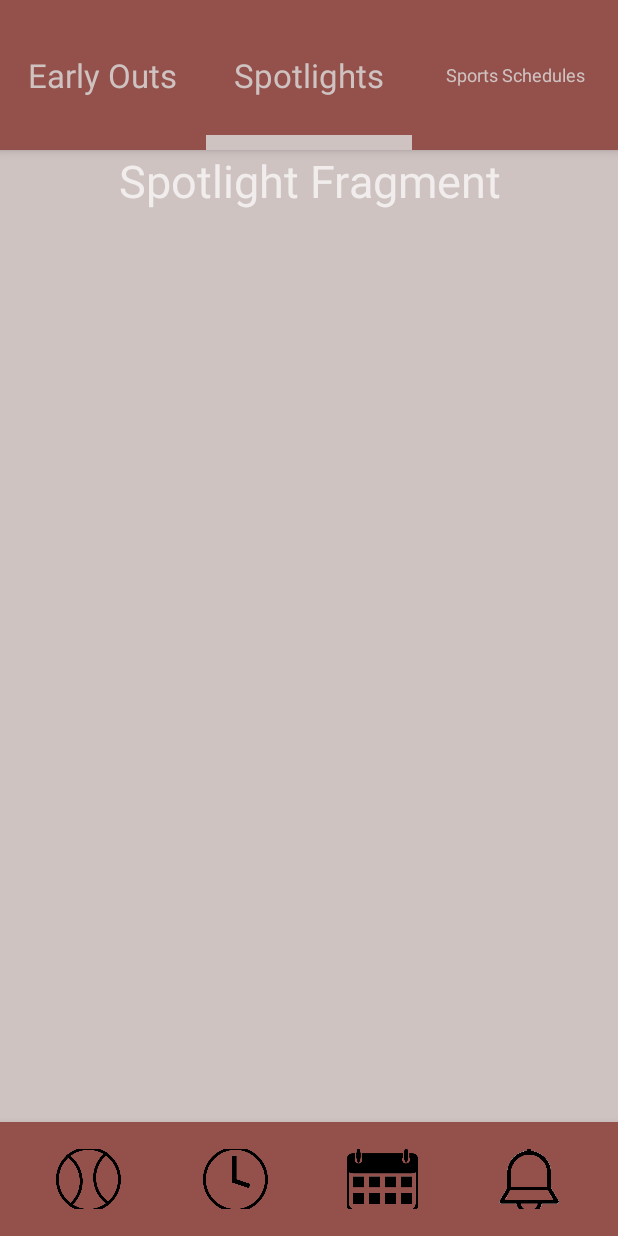
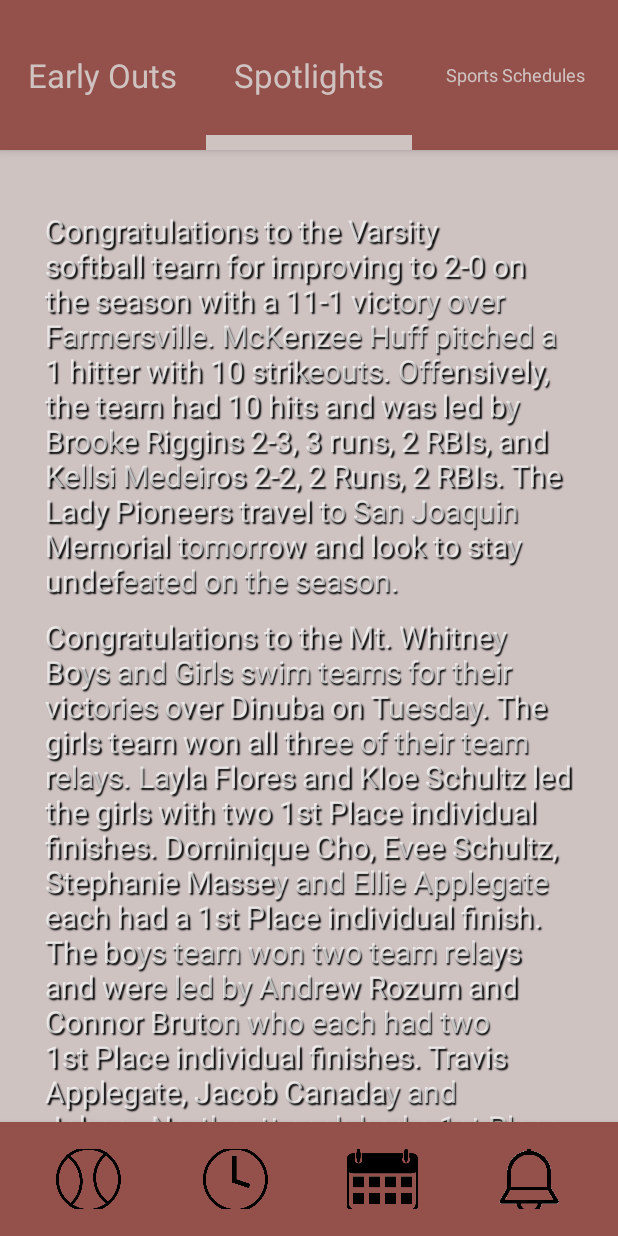
Before and after one commit to Peyton600/INFORMED, an Android app: the screen it shows after launch (MainActivity), tab 2 chosen, on a phone screen of 412 x 824 dp. Run offline under Robolectric (Android 15) with nearby library versions, the phone set to English and light mode, and no system bars; our stand-ins replace navigation-ui.

Commit message:
Pictures added

```diff
--- a/app/src/main/res/layout/fragment_early.xml
+++ b/app/src/main/res/layout/fragment_early.xml
@@ -7,15 +7,6 @@
     tools:context=".ui.EarlyFragment">
 
     <!-- TODO: Update blank fragment layout -->
-    <TextView
-        android:id="@+id/Early"
-        android:layout_width="match_parent"
-        android:layout_height="wrap_content"
-        android:layout_alignParentTop="true"
-        android:layout_centerInParent="true"
-        android:text="Early Fragment"
-        android:textAlignment="center"
-        android:textSize="30sp" />
 
     <ImageView
         android:id="@+id/imageView"
--- a/app/src/main/res/layout/fragment_s_schedule.xml
+++ b/app/src/main/res/layout/fragment_s_schedule.xml
@@ -3,15 +3,4 @@
     xmlns:tools="http://schemas.android.com/tools"
     android:layout_width="match_parent"
     android:layout_height="match_parent"
-    tools:context=".ui.SScheduleFragment">
-
-    <!-- TODO: Update blank fragment layout -->
-    <TextView
-        android:layout_width="match_parent"
-        android:layout_height="match_parent"
-        android:text="Sports Schedule Fragment"
-        android:textAlignment="center"
-        android:textSize="30sp"
-        android:layout_centerInParent="true"/>
-
-</RelativeLayout>
+    tools:context=".ui.SScheduleFragment"/>
--- a/app/src/main/res/layout/fragment_spot_light.xml
+++ b/app/src/main/res/layout/fragment_spot_light.xml
@@ -1,17 +1,62 @@
 <?xml version="1.0" encoding="utf-8"?>
 <RelativeLayout xmlns:android="http://schemas.android.com/apk/res/android"
+    xmlns:app="http://schemas.android.com/apk/res-auto"
     xmlns:tools="http://schemas.android.com/tools"
     android:layout_width="match_parent"
     android:layout_height="match_parent"
     tools:context=".ui.SpotLightFragment">
 
     <!-- TODO: Update blank fragment layout -->
-    <TextView
+
+    <ScrollView
         android:layout_width="match_parent"
         android:layout_height="match_parent"
-        android:text="Spotlight Fragment"
-        android:textAlignment="center"
-        android:textSize="30sp"
-        android:layout_centerInParent="true"/>
+
+        android:paddingLeft="30dp"
+        android:paddingRight="30dp">
+
+        <LinearLayout
+            android:layout_width="match_parent"
+            android:layout_height="wrap_content"
+            android:orientation="vertical"
+            android:paddingTop="30dp">
+
+            <TextView
+                android:id="@+id/textView"
+                android:layout_width="match_parent"
+                android:layout_height="wrap_content"
+                android:paddingTop="10dp"
+                android:paddingBottom="10dp"
+                android:shadowColor="@android:color/black"
+                android:shadowDx="1.5"
+                android:shadowDy="1.5"
+                android:shadowRadius=".6"
+                android:text="@string/softball"
+                android:textSize="20sp" />
+
+            <TextView
+                android:id="@+id/textView2"
+                android:layout_width="match_parent"
+                android:layout_height="wrap_content"
+                android:paddingBottom="10dp"
+                android:shadowColor="@android:color/black"
+                android:shadowDx="1.5"
+                android:shadowDy="1.5"
+                android:shadowRadius=".6"
+                android:text="@string/swim"
+                android:textSize="20sp" />
+
+            <TextView
+                android:id="@+id/textView3"
+                android:layout_width="match_parent"
+                android:layout_height="wrap_content"
+                android:shadowColor="@android:color/black"
+                android:shadowDx="1.5"
+                android:shadowDy="1.5"
+                android:shadowRadius=".6"
+                android:text="@string/tennis"
+                android:textSize="20sp" />
+        </LinearLayout>
+    </ScrollView>
 
 </RelativeLayout>
--- a/app/src/main/res/values/strings.xml
+++ b/app/src/main/res/values/strings.xml
@@ -6,7 +6,9 @@
     <string name="title_alerts">Alerts</string>
     <string name="title_spotlight">Spotlight</string>
     <string name="title_earlyOut">Early Outs</string>
-
+    <string name="softball">Congratulations to the Varsity softball team for improving to 2-0 on the season with a 11-1 victory over Farmersville. McKenzee Huff pitched a 1 hitter with 10 strikeouts.  Offensively, the team had 10 hits and was led by Brooke Riggins 2-3, 3 runs, 2 RBIs, and Kellsi Medeiros 2-2, 2 Runs, 2 RBIs.  The Lady Pioneers travel to San Joaquin Memorial tomorrow and look to stay undefeated on the season.</string>
+<string name="tennis">Congratulations to the varsity boys tennis team who opened the season with a 7-2 win over Exeter.  Winning singles matches were Josue Jara, Ryan Majarian, Isaiah Benitez, and Melvin Macagba. Winning doubles matches were the teams of Hector Villalobos and Jara, Peyton Ray and Majarian, and Andrew Sa and Macagba.  Also, congratulations to the JV team for their 4-1 victory over Exeter.  Next up for the Pioneers is Dinuba today in Dinuba.</string>
+<string name="swim">Congratulations to the Mt. Whitney Boys and Girls swim teams for their victories over Dinuba on Tuesday.  The girls team won all three of their team relays.  Layla Flores and Kloe Schultz led the girls with two 1st Place individual finishes.  Dominique Cho, Evee Schultz, Stephanie Massey and Ellie Applegate each had a 1st Place individual finish.   The boys team won two team relays and were led by Andrew Rozum and Connor Bruton who each had two 1st Place individual finishes.  Travis Applegate, Jacob Canaday and Johnny Northcutt each had a 1st Place individual finish.</string>
     <!-- TODO: Remove or change this placeholder text -->
     <string name="hello_blank_fragment">Hello blank fragment</string>
 
```
Also changed, not shown: app/src/main/res/drawable-v24/a.PNG (added), app/src/main/res/drawable-v24/b.PNG (added), app/src/main/res/drawable-v24/c.PNG (added), app/src/main/res/drawable-v24/d.PNG (added), app/src/main/res/drawable-v24/e.PNG (added), app/src/main/res/drawable-v24/f.PNG (added), app/src/main/res/drawable-v24/five.PNG (added), app/src/main/res/drawable-v24/four.PNG (added), app/src/main/res/drawable-v24/g.PNG (added), app/src/main/res/drawable-v24/h.PNG (added), app/src/main/res/drawable-v24/i.PNG (added), app/src/main/res/drawable-v24/one.PNG (added), app/src/main/res/drawable-v24/three.PNG (added), app/src/main/res/drawable-v24/two.PNG (added).
